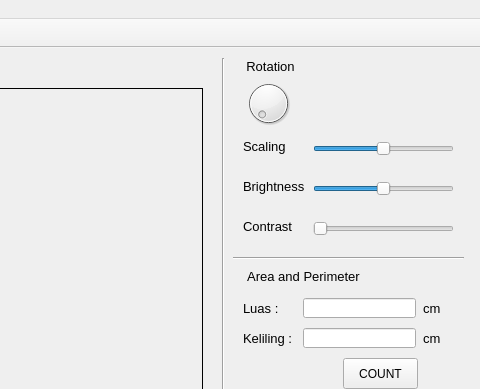
Qt form qt-image-processing.ui (edbertproject/uas-citra-digital) before a commit; both pictures show x 587 to 1067 and y 0 to 389 of the 1067 by 686 pixel window.
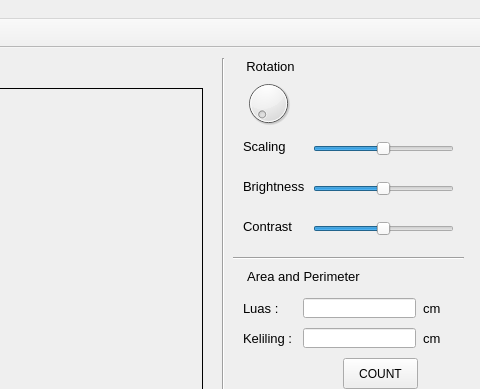
The same form after that commit. Icons and pictures are not drawn.

```diff
--- a/qt-image-processing.ui
+++ b/qt-image-processing.ui
@@ -244,16 +244,16 @@
      </rect>
     </property>
     <property name="minimum">
-     <number>1</number>
+     <number>-127</number>
     </property>
     <property name="maximum">
-     <number>10</number>
+     <number>127</number>
     </property>
     <property name="value">
-     <number>1</number>
+     <number>0</number>
     </property>
     <property name="sliderPosition">
-     <number>1</number>
+     <number>0</number>
     </property>
     <property name="orientation">
      <enum>Qt::Horizontal</enum>
```
Left out of the diff: 8 changed lines with no effect on the pictures.
